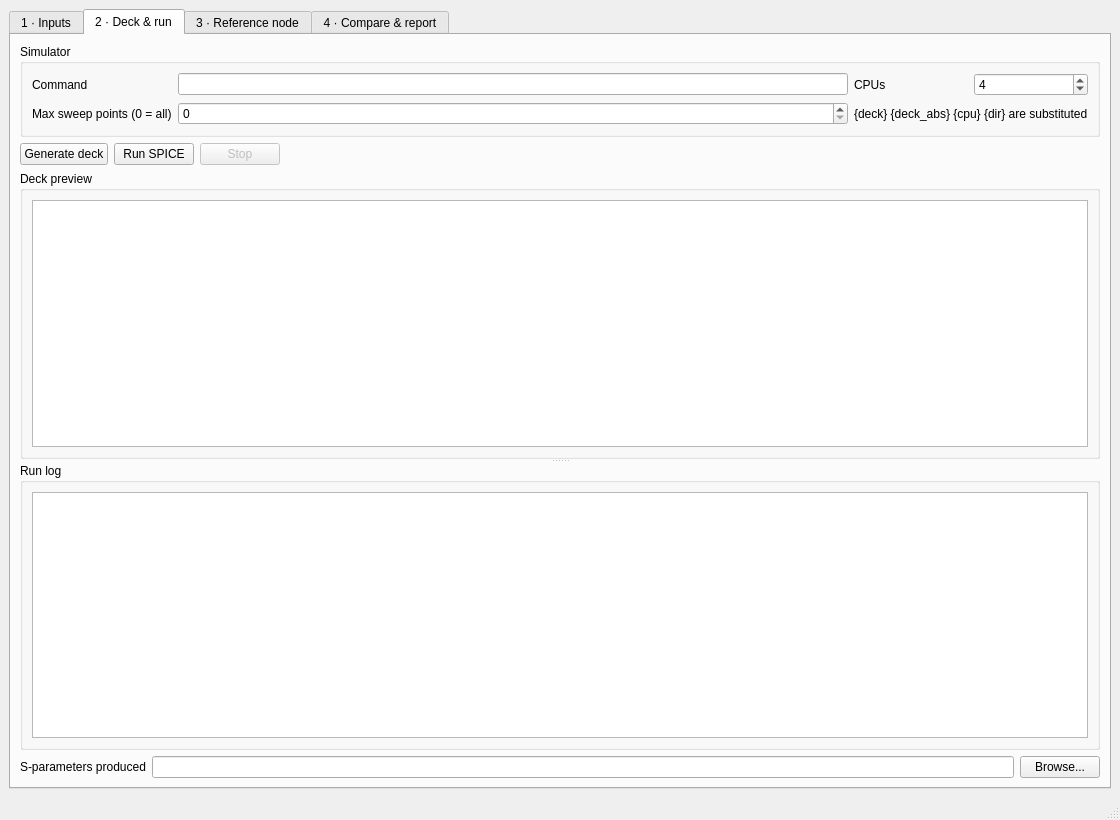
First picture: the form in sparabbs/gui/main_window.ui, repository psisprout/DM_AUTOMATION, before the edit.
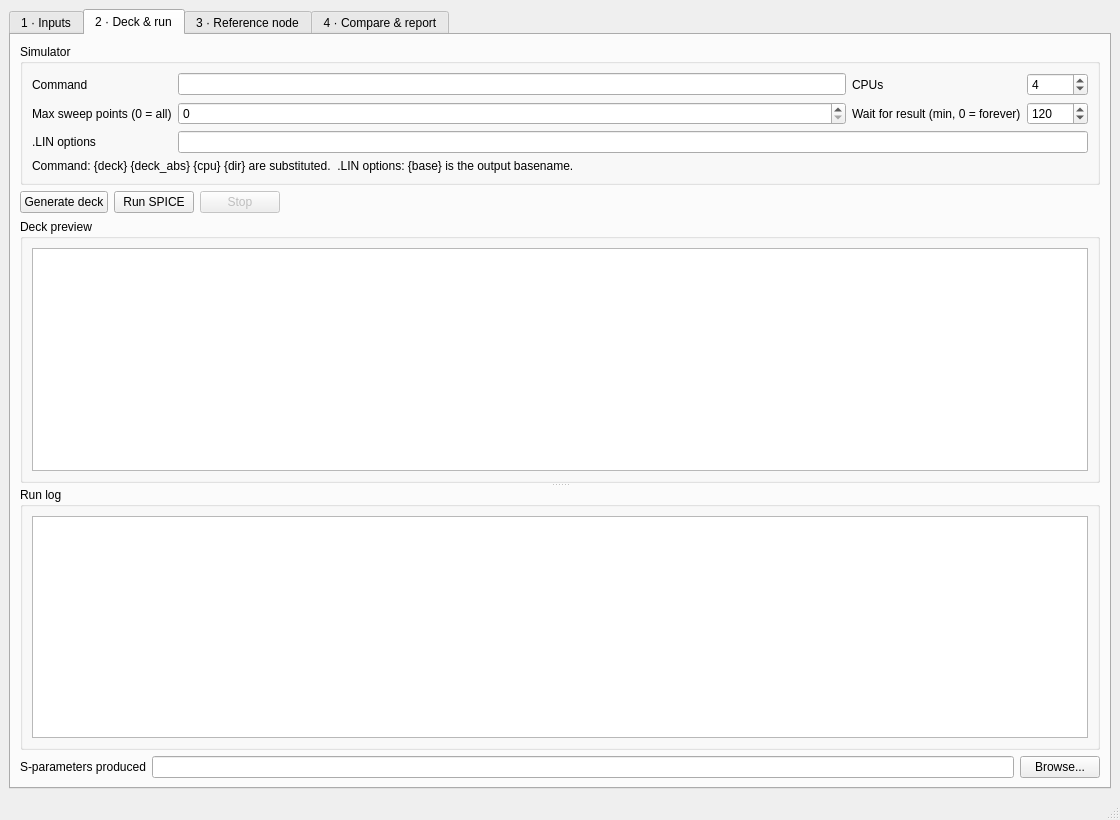
Second picture: the form after the edit. The open tabs and pages were chosen to show the change.

Commit message: Wait for the simulation, and never take an input file for its result

The edit to the form file:
```diff
--- a/sparabbs/gui/main_window.ui
+++ b/sparabbs/gui/main_window.ui
@@ -146,9 +146,23 @@
              <property name="value"><number>0</number></property>
             </widget>
            </item>
-           <item row="1" column="2" colspan="2">
+           <item row="1" column="2">
+            <widget class="QLabel" name="lblWait"><property name="text"><string>Wait for result (min, 0 = forever)</string></property></widget>
+           </item>
+           <item row="1" column="3">
+            <widget class="QSpinBox" name="spinWaitMin">
+             <property name="maximum"><number>10080</number></property>
+             <property name="value"><number>120</number></property>
+            </widget>
+           </item>
+           <item row="2" column="0">
+            <widget class="QLabel" name="lblLin"><property name="text"><string>.LIN options</string></property></widget>
+           </item>
+           <item row="2" column="1" colspan="3"><widget class="QLineEdit" name="editLinOptions"/></item>
+           <item row="3" column="0" colspan="4">
             <widget class="QLabel" name="lblCmdHint">
-             <property name="text"><string>{deck} {deck_abs} {cpu} {dir} are substituted</string></property>
+             <property name="text"><string>Command: {deck} {deck_abs} {cpu} {dir} are substituted.  .LIN options: {base} is the output basename.</string></property>
+             <property name="wordWrap"><bool>true</bool></property>
             </widget>
            </item>
           </layout>
```
The commit also changes 7 other files.
